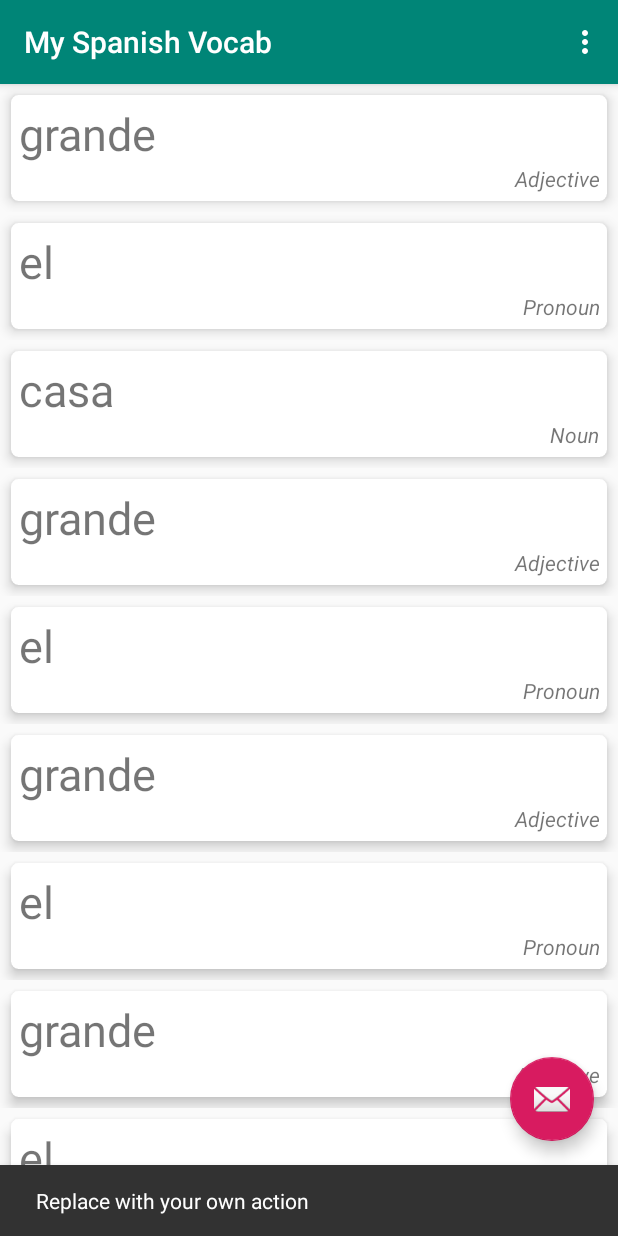
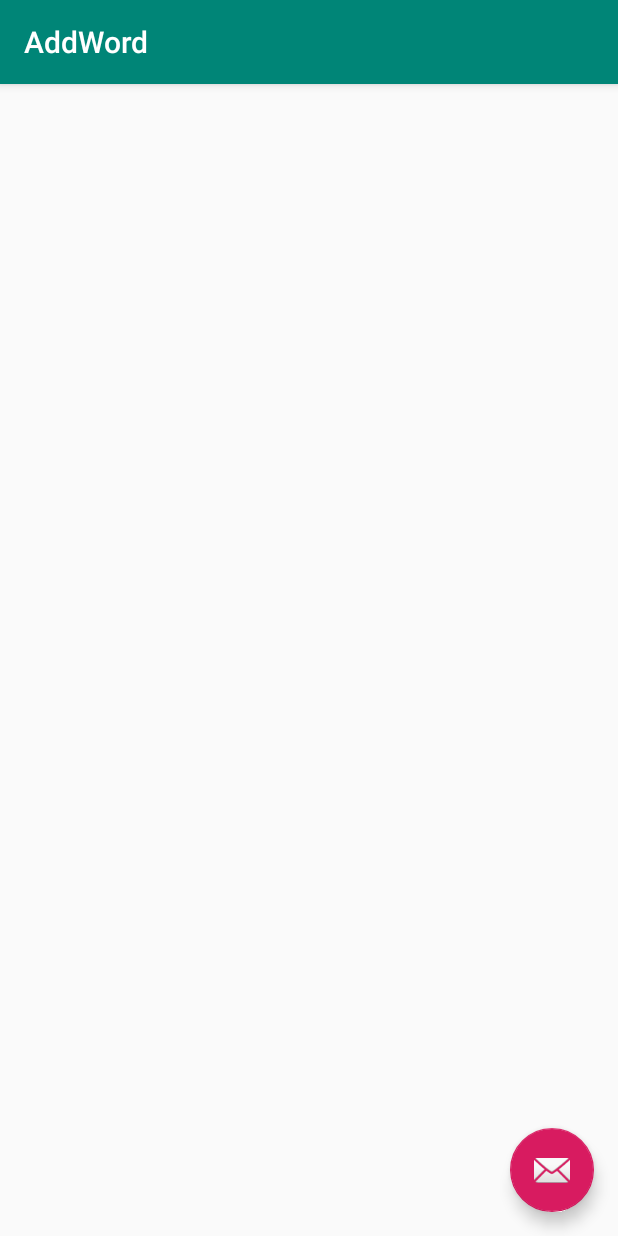
Before and after one commit to rishikesh1419/Android-My-Spanish-Vocab, an Android app: the screen it shows after launch (MainActivity before the commit, AddWord after it), after a tap on an icon or button, on a phone screen of 412 x 824 dp. Run offline under Robolectric (Android 15) with nearby library versions, the phone set to English and light mode, and no system bars.

Commit message:
Intents done, design and DB to go

```diff
--- a/app/build.gradle
+++ b/app/build.gradle
@@ -24,9 +24,12 @@ dependencies {
     implementation 'androidx.appcompat:appcompat:1.1.0'
     implementation 'androidx.constraintlayout:constraintlayout:1.1.3'
     implementation 'com.google.android.material:material:1.1.0'
+    implementation 'androidx.navigation:navigation-fragment:2.0.0'
+    implementation 'androidx.navigation:navigation-ui:2.0.0'
     testImplementation 'junit:junit:4.12'
     implementation 'androidx.recyclerview:recyclerview:1.1.0'
     implementation 'androidx.cardview:cardview:1.0.0'
+    implementation 'com.google.code.gson:gson:2.8.5'
     androidTestImplementation 'androidx.test.ext:junit:1.1.1'
     androidTestImplementation 'androidx.test.espresso:espresso-core:3.2.0'
 }
--- a/app/src/main/AndroidManifest.xml
+++ b/app/src/main/AndroidManifest.xml
@@ -9,6 +9,11 @@
         android:roundIcon="@mipmap/ic_launcher_round"
         android:supportsRtl="true"
         android:theme="@style/AppTheme">
+        <activity
+            android:name=".AddWord"
+            android:label="@string/title_activity_add_word"
+            android:theme="@style/AppTheme.NoActionBar"></activity>
+        <activity android:name=".WordDetails" />
         <activity
             android:name=".MainActivity"
             android:label="@string/app_name"
--- /dev/null
+++ b/app/src/main/java/com/example/myspanishvocab/AddWord.java
@@ -0,0 +1,31 @@
+package com.example.myspanishvocab;
+
+import android.os.Bundle;
+
+import com.google.android.material.floatingactionbutton.FloatingActionButton;
+import com.google.android.material.snackbar.Snackbar;
+
+import androidx.appcompat.app.AppCompatActivity;
+import androidx.appcompat.widget.Toolbar;
+
+import android.view.View;
+
+public class AddWord extends AppCompatActivity {
+
+    @Override
+    protected void onCreate(Bundle savedInstanceState) {
+        super.onCreate(savedInstanceState);
+        setContentView(R.layout.activity_add_word);
+        Toolbar toolbar = findViewById(R.id.toolbar);
+        setSupportActionBar(toolbar);
+
+        FloatingActionButton fab = findViewById(R.id.fab);
+        fab.setOnClickListener(new View.OnClickListener() {
+            @Override
+            public void onClick(View view) {
+
+            }
+        });
+    }
+
+}
--- a/app/src/main/java/com/example/myspanishvocab/MainActivity.java
+++ b/app/src/main/java/com/example/myspanishvocab/MainActivity.java
@@ -1,22 +1,26 @@
 package com.example.myspanishvocab;
 
+import android.content.Intent;
 import android.os.Bundle;
 
 import com.google.android.material.floatingactionbutton.FloatingActionButton;
 import com.google.android.material.snackbar.Snackbar;
+import com.google.gson.Gson;
 
 import androidx.appcompat.app.AppCompatActivity;
 import androidx.appcompat.widget.Toolbar;
 import androidx.recyclerview.widget.LinearLayoutManager;
 import androidx.recyclerview.widget.RecyclerView;
 
+import android.os.Parcelable;
 import android.view.View;
 import android.view.Menu;
 import android.view.MenuItem;
+import android.widget.Toast;
 
 import java.util.ArrayList;
 
-public class MainActivity extends AppCompatActivity {
+public class MainActivity extends AppCompatActivity implements WordAdapter.ItemClicked {
 
     RecyclerView recyclerView;
     RecyclerView.Adapter myAdapter;
@@ -35,10 +39,13 @@ public class MainActivity extends AppCompatActivity {
         fab.setOnClickListener(new View.OnClickListener() {
             @Override
             public void onClick(View view) {
-                Snackbar.make(view, "Replace with your own action", Snackbar.LENGTH_LONG)
-                        .setAction("Action", null).show();
+//                Snackbar.make(view, "Replace with your own action", Snackbar.LENGTH_LONG).setAction("Action", null).show();
+                Intent intent = new Intent(MainActivity.this, com.example.myspanishvocab.AddWord.class);
+                startActivity(intent);
             }
         });
+
+//        Toast.makeText(this, "On Create", Toast.LENGTH_SHORT).show();
 
         recyclerView = findViewById(R.id.wordsRv);
         recyclerView.setHasFixedSize(true);
@@ -87,4 +94,16 @@ public class MainActivity extends AppCompatActivity {
 
         return super.onOptionsItemSelected(item);
     }
+
+    @Override
+    public void onItemClicked(int position) {
+//        Toast.makeText(this, "Usage: "+words.get(position).getUsage(), Toast.LENGTH_LONG).show();
+        Intent intent = new Intent(MainActivity.this, com.example.myspanishvocab.WordDetails.class);
+
+        Gson gson = new Gson();
+        String word = gson.toJson(words.get(position));
+        intent.putExtra("details", word);
+
+        startActivity(intent);
+    }
 }
--- a/app/src/main/java/com/example/myspanishvocab/WordAdapter.java
+++ b/app/src/main/java/com/example/myspanishvocab/WordAdapter.java
@@ -15,16 +15,23 @@ import java.util.ArrayList;
 
 public class WordAdapter extends RecyclerView.Adapter<WordAdapter.ViewHolder> {
 
+    public interface ItemClicked {
+        void onItemClicked(int position);
+    }
+
     private ArrayList<Word> words;
+
+    ItemClicked activity;
 
     public WordAdapter(Context context, ArrayList<Word> list) {
         words = list;
+        activity = (ItemClicked) context;
     }
 
     public class ViewHolder extends RecyclerView.ViewHolder {
         TextView wordTv, detailsTv;
 
-        public ViewHolder(@NonNull View itemView) {
+        public ViewHolder(@NonNull final View itemView) {
             super(itemView);
 
             wordTv = itemView.findViewById(R.id.wordTv);
@@ -33,7 +40,7 @@ public class WordAdapter extends RecyclerView.Adapter<WordAdapter.ViewHolder> {
             itemView.setOnClickListener(new View.OnClickListener() {
                 @Override
                 public void onClick(View v) {
-
+                    activity.onItemClicked(words.indexOf((Word) v.getTag()));
                 }
             });
         }
--- /dev/null
+++ b/app/src/main/res/layout/activity_add_word.xml
@@ -0,0 +1,33 @@
+<?xml version="1.0" encoding="utf-8"?>
+<androidx.coordinatorlayout.widget.CoordinatorLayout xmlns:android="http://schemas.android.com/apk/res/android"
+    xmlns:app="http://schemas.android.com/apk/res-auto"
+    xmlns:tools="http://schemas.android.com/tools"
+    android:layout_width="match_parent"
+    android:layout_height="match_parent"
+    tools:context=".AddWord">
+
+    <com.google.android.material.appbar.AppBarLayout
+        android:layout_width="match_parent"
+        android:layout_height="wrap_content"
+        android:theme="@style/AppTheme.AppBarOverlay">
+
+        <androidx.appcompat.widget.Toolbar
+            android:id="@+id/toolbar"
+            android:layout_width="match_parent"
+            android:layout_height="?attr/actionBarSize"
+            android:background="?attr/colorPrimary"
+            app:popupTheme="@style/AppTheme.PopupOverlay" />
+
+    </com.google.android.material.appbar.AppBarLayout>
+
+    <include layout="@layout/content_add_word" />
+
+    <com.google.android.material.floatingactionbutton.FloatingActionButton
+        android:id="@+id/fab"
+        android:layout_width="wrap_content"
+        android:layout_height="wrap_content"
+        android:layout_gravity="bottom|end"
+        android:layout_margin="@dimen/fab_margin"
+        app:srcCompat="@android:drawable/ic_dialog_email" />
+
+</androidx.coordinatorlayout.widget.CoordinatorLayout>
--- /dev/null
+++ b/app/src/main/res/layout/content_add_word.xml
@@ -0,0 +1,9 @@
+<?xml version="1.0" encoding="utf-8"?>
+<androidx.constraintlayout.widget.ConstraintLayout xmlns:android="http://schemas.android.com/apk/res/android"
+    xmlns:app="http://schemas.android.com/apk/res-auto"
+    android:layout_width="match_parent"
+    android:layout_height="match_parent"
+    app:layout_behavior="@string/appbar_scrolling_view_behavior">
+
+
+</androidx.constraintlayout.widget.ConstraintLayout>
--- a/app/src/main/res/layout/word_list.xml
+++ b/app/src/main/res/layout/word_list.xml
@@ -1,11 +1,11 @@
 <?xml version="1.0" encoding="utf-8"?>
 <LinearLayout xmlns:android="http://schemas.android.com/apk/res/android"
+    xmlns:card_view="http://schemas.android.com/apk/res-auto"
     android:layout_width="match_parent"
     android:layout_height="wrap_content"
     android:orientation="vertical">
 
     <androidx.cardview.widget.CardView
-        xmlns:card_view="http://schemas.android.com/apk/res-auto"
         card_view:cardBackgroundColor="#FFFFFF"
         card_view:cardCornerRadius="5dp"
         card_view:cardElevation="5dp"
@@ -28,15 +28,17 @@
                 android:layout_width="match_parent"
                 android:layout_height="wrap_content"
                 android:fontFamily="sans-serif"
-                android:text="Grande"
-                android:textSize="30sp" />
+                android:text=""
+                android:textSize="40sp" />
 
             <TextView
                 android:id="@+id/detailsTv"
                 android:layout_width="match_parent"
                 android:layout_height="wrap_content"
-                android:text="Adjective"
+                android:paddingRight="10dp"
+                android:text=""
                 android:textAlignment="textEnd"
+                android:textSize="18sp"
                 android:textStyle="italic" />
         </LinearLayout>
 
--- a/app/src/main/res/menu/menu_main.xml
+++ b/app/src/main/res/menu/menu_main.xml
@@ -6,5 +6,5 @@
         android:id="@+id/action_settings"
         android:orderInCategory="100"
         android:title="@string/action_settings"
-        app:showAsAction="never" />
+        android:showAsAction="never" />
 </menu>
```
Also changed, not shown: app/src/main/java/com/example/myspanishvocab/WordDetails.java (added, +26 -0 lines), app/src/main/res/layout/activity_word_details.xml (added, +14 -0 lines), app/src/main/res/layout/content_main.xml (+8 -2 lines), app/src/main/res/values/strings.xml (+9 -0 lines), 1 other file.
